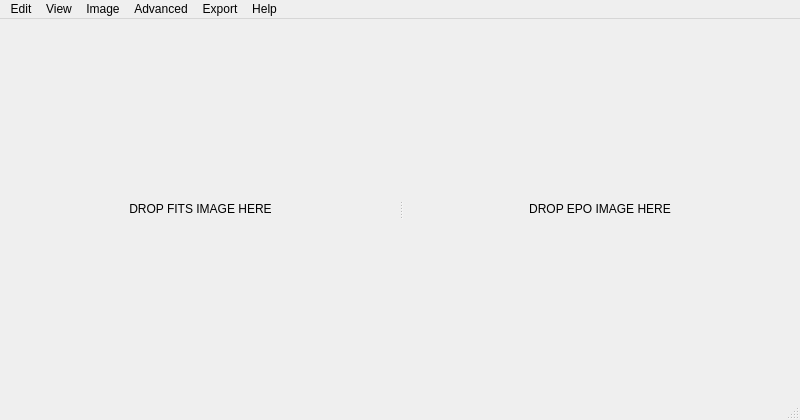
WorldWideTelescope/pinpoint-wcs2, file gui/PinpointWCS.ui: the form before one commit.
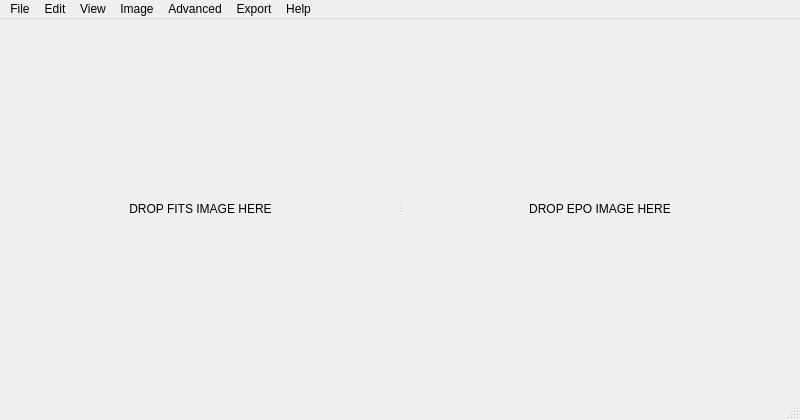
The form after the commit. Custom widgets are drawn as their Qt base class.

The edit to the form file:
```diff
--- a/gui/PinpointWCS.ui
+++ b/gui/PinpointWCS.ui
@@ -203,6 +203,13 @@
     <addaction name="actionFit_Point"/>
     <addaction name="actionCentroid"/>
    </widget>
+   <widget class="QMenu" name="menuFile">
+    <property name="title">
+     <string>File</string>
+    </property>
+    <addaction name="actionNew_Workspace"/>
+   </widget>
+   <addaction name="menuFile"/>
    <addaction name="menuEdit"/>
    <addaction name="menuView"/>
    <addaction name="menuImage"/>
```
Left out of the diff: 5 changed lines with no effect on the pictures.
